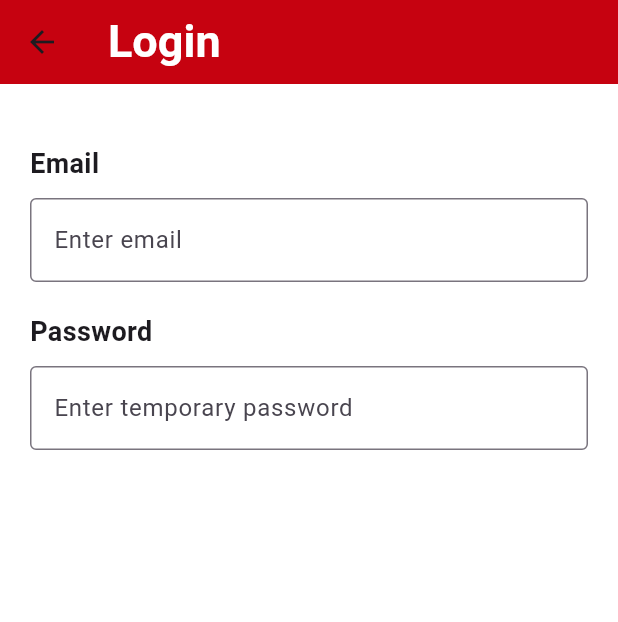
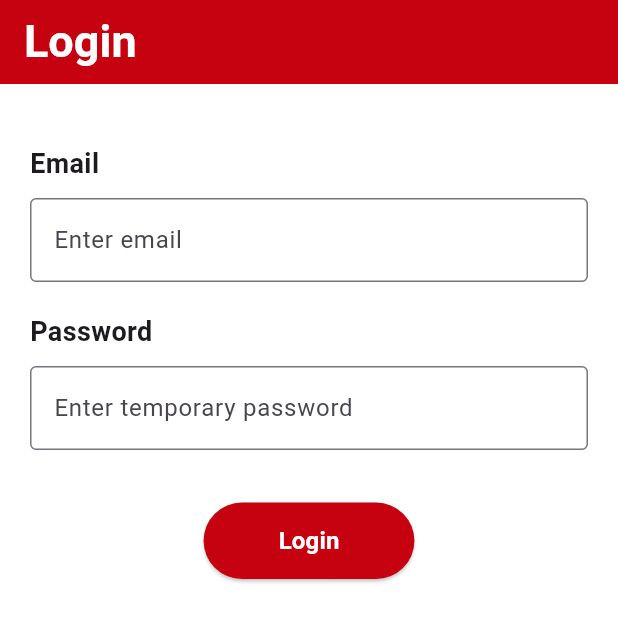
Before and after one commit to Ghamani121/Room_Management_System, a Flutter app: the LoginView screen opened directly, on a phone screen of 412 x 824 dp. Shown: the top 622 px of the screen. Run offline on Flutter 3.47's test engine with Material 3 defaults, Android fonts, the phone set to English and light mode, and no system bars.

Commit message:
login is working

```diff
--- a/frontend/lib/features/auth/viewmodels/login.viewmodel.dart
+++ b/frontend/lib/features/auth/viewmodels/login.viewmodel.dart
@@ -49,11 +49,12 @@ class LoginViewModel extends ChangeNotifier {
     return null;
   }
 
-  void login()
-  {
-    if(formKey.currentState!.validate())
-    {
-      debugPrint("Login with: ${emailController.text}, ${passwordController.text}");
+  void login() {
+    print("hello");
+    if (formKey.currentState!.validate()) {
+      debugPrint(
+        "Login with: ${emailController.text}, ${passwordController.text}",
+      );
     }
   }
 }
--- a/frontend/lib/features/auth/views/login.view.dart
+++ b/frontend/lib/features/auth/views/login.view.dart
@@ -44,14 +44,19 @@ class _LoginViewState extends State<LoginView> {
       body: SafeArea(
         child: SingleChildScrollView(
           padding: const EdgeInsets.all(20.0),
-          child: Center(
+          child: Form(
+            key: viewModel.formKey,
             child: Column(
               crossAxisAlignment: CrossAxisAlignment.start, //align to the left
               children: [
                 const SizedBox(height: 20),
                 _buildEmailSection(),
                 const SizedBox(height: 20),
-                _buildPasswordSection()],
+                _buildPasswordSection(),
+                const SizedBox(height: 35),
+                _buildLoginButton(),
+                ],
+
             ),
           ),
         ),
@@ -112,7 +117,7 @@ Widget _buildLoginButton() {
           ),
         ),
         onPressed: () {
-          setState(() => viewModel.login());
+           viewModel.login();
         },
         child: const Text(
           "Login",
@@ -121,6 +126,4 @@ Widget _buildLoginButton() {
       ),
     );
   }
-
-
 }
--- a/frontend/lib/main.dart
+++ b/frontend/lib/main.dart
@@ -1,6 +1,7 @@
 import 'package:flutter/material.dart';
 import 'features/rooms/views/register_room.view.dart';
 import 'features/bookings/views/book_room.view.dart';
+import 'features/auth/views/login.view.dart';
 
 // entry point of flutter application
 //every flutter app starts from main funciton
@@ -25,7 +26,8 @@ class MyApp extends StatelessWidget {
         primarySwatch: Colors.red,
       ),
       // home: const RegisterRoomView(),
-      home:const BookRoomView(),
+      // home:const BookRoomView(),
+      home: const LoginView(),
     );
   }
 }
```
